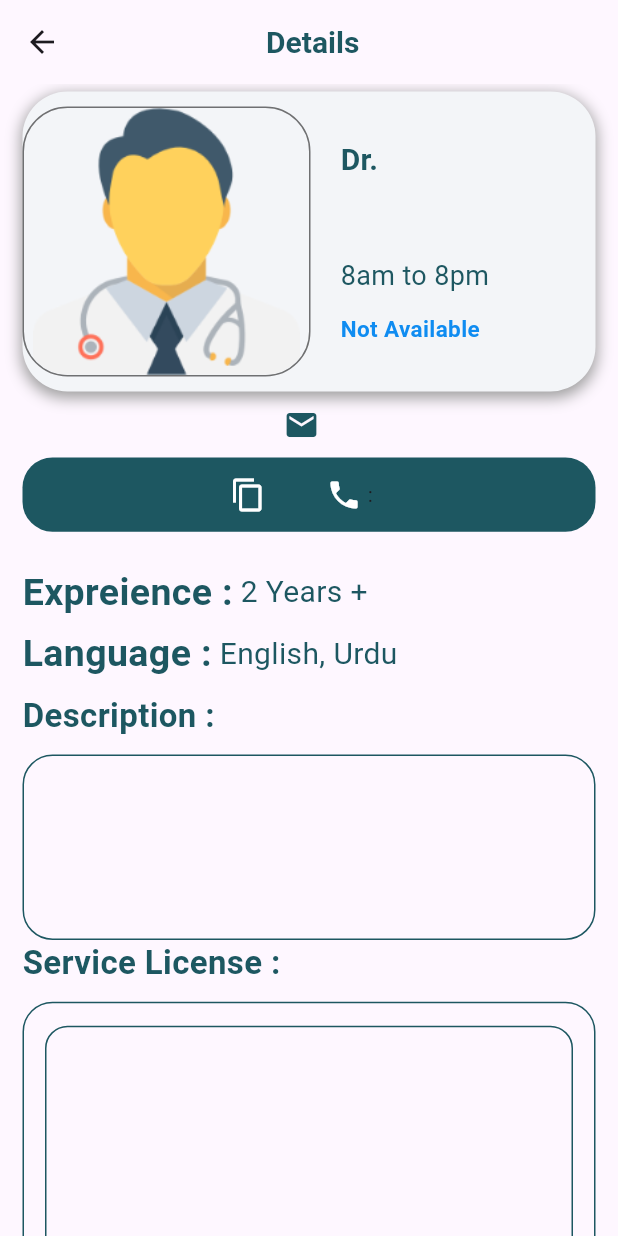
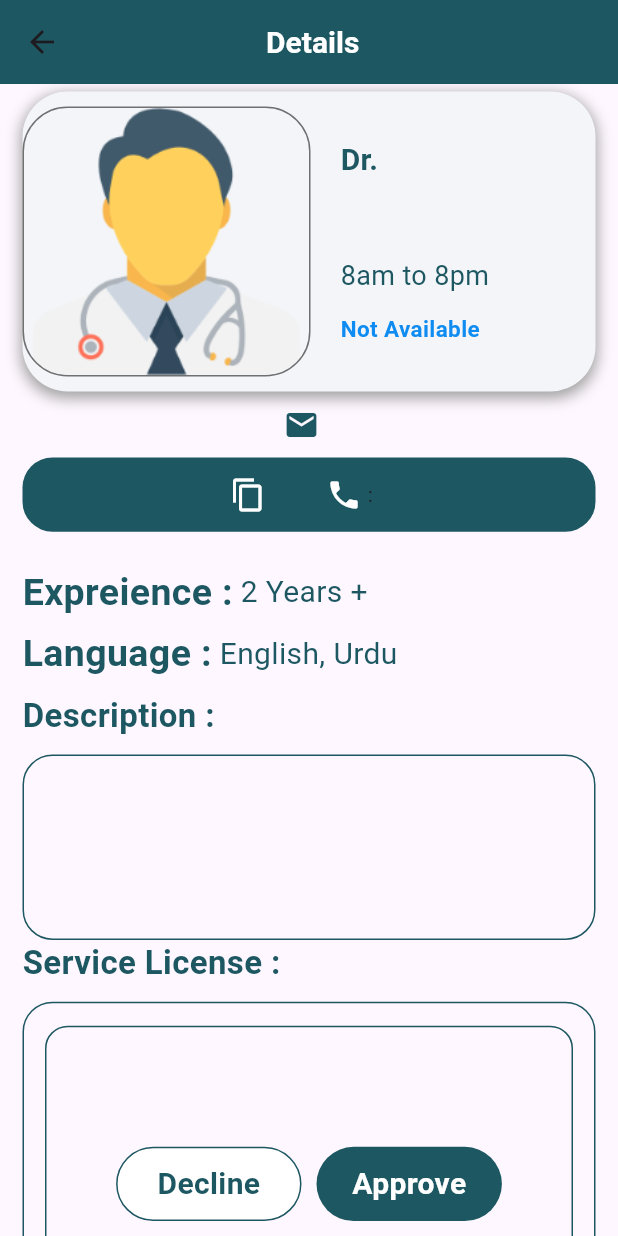
Before and after one commit to mianhusnain1/admin-fyp, a Flutter app: the DoctorDetails screen opened directly with empty values, on a phone screen of 412 x 824 dp. Run offline on Flutter 3.47's test engine with Material 3 defaults, Android fonts, the light colour scheme and no system bars; our stand-ins replace cloud_firestore, firebase_core; accounts and stored records are empty.

Commit message:
Doctor Details

```diff
--- a/lib/screens/doctor_details.dart
+++ b/lib/screens/doctor_details.dart
@@ -1,5 +1,6 @@
 import 'package:adm/main.dart';
 import 'package:adm/screens/doctor_model.dart';
+import 'package:flutter/cupertino.dart';
 import 'package:flutter/material.dart';
 import 'package:flutter/widgets.dart';
 
@@ -17,16 +18,18 @@ class _DoctorDetailsState extends State<DoctorDetails> {
     final doc = widget.doctor;
     return Scaffold(
       appBar: AppBar(
+        backgroundColor: darkColor,
         title: Text(
           "${doc.name.toUpperCase()} Details",
           style: const TextStyle(
-              color: darkColor, fontSize: 20, fontWeight: FontWeight.bold),
+              color: Colors.white, fontSize: 20, fontWeight: FontWeight.bold),
         ),
         centerTitle: true,
       ),
       body: SizedBox(
         child: Center(
-          child: ListView(children: [
+          child: Stack(children: [
+            ListView(children: [
               Column(
                 children: [
                   const SizedBox(
@@ -128,7 +131,8 @@ class _DoctorDetailsState extends State<DoctorDetails> {
                         ),
                         Text(
                           doc.email,
-                        style: const TextStyle(color: darkColor, fontSize: 15),
+                          style:
+                              const TextStyle(color: darkColor, fontSize: 15),
                         ),
                       ],
                     ),
@@ -164,7 +168,8 @@ class _DoctorDetailsState extends State<DoctorDetails> {
                           ),
                           Text(
                             doc.phone,
-                          style: TextStyle(color: Colors.white, fontSize: 18),
+                            style: const TextStyle(
+                                color: Colors.white, fontSize: 18),
                           )
                         ],
                       )),
@@ -283,6 +288,56 @@ class _DoctorDetailsState extends State<DoctorDetails> {
                 ],
               ),
             ]),
+            Positioned(
+              bottom: 10,
+              left: MediaQuery.of(context).size.width * 0.15,
+              child: Container(
+                width: MediaQuery.of(context).size.width * 0.7,
+                child: Row(
+                  mainAxisAlignment: MainAxisAlignment.center,
+                  crossAxisAlignment: CrossAxisAlignment.center,
+                  children: [
+                    Container(
+                      height: MediaQuery.of(context).size.height * 0.06,
+                      width: MediaQuery.of(context).size.width * 0.3,
+                      decoration: BoxDecoration(
+                          color: Colors.white,
+                          border: Border.all(color: darkColor),
+                          borderRadius: BorderRadius.circular(30)),
+                      child: const Center(
+                        child: Text(
+                          "Decline",
+                          style: TextStyle(
+                              color: darkColor,
+                              fontSize: 20,
+                              fontWeight: FontWeight.bold),
+                        ),
+                      ),
+                    ),
+                    Container(
+                      width: 10,
+                    ),
+                    Container(
+                      height: MediaQuery.of(context).size.height * 0.06,
+                      width: MediaQuery.of(context).size.width * 0.3,
+                      decoration: BoxDecoration(
+                          color: darkColor,
+                          borderRadius: BorderRadius.circular(30)),
+                      child: const Center(
+                        child: Text(
+                          "Approve",
+                          style: TextStyle(
+                              color: Colors.white,
+                              fontSize: 20,
+                              fontWeight: FontWeight.bold),
+                        ),
+                      ),
+                    )
+                  ],
+                ),
+              ),
+            )
+          ]),
         ),
       ),
     );
```
Lines whose indentation alone changed are shown as unchanged.
